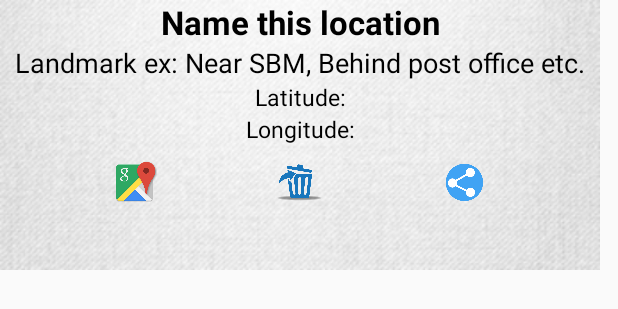
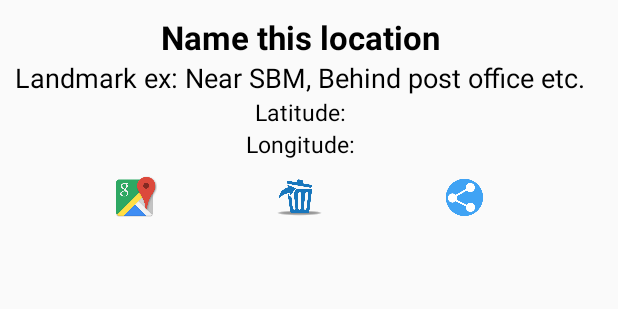
Before and after one commit to varunam/FavouriteLocations, an Android app: the layout list_row.xml on its own in the app's theme, with its tools: preview values and no code run, on a phone screen of 412 x 824 dp. Shown: the top 309 px of the screen. Run offline under Robolectric (Android 15) with nearby library versions, the phone set to English and light mode, and no system bars.

Commit message:
Changed question mark to info icon. Removed background in list activity. cleared grammatical mistakes.

```diff
--- a/app/src/main/java/app/favloc/com/favouritelocations/HomepageActivity.java
+++ b/app/src/main/java/app/favloc/com/favouritelocations/HomepageActivity.java
@@ -854,7 +854,7 @@ public class HomepageActivity extends AppCompatActivity implements OnMapReadyCal
         }
         else if (id == R.id.contactUsID) {
             alertDialog2.setTitle("MaxTech, Bengaluru");
-            alertDialog2.setMessage("In this fast-paced world, It is very important to keep yourself in par with upcoming/ongoing" +
+            alertDialog2.setMessage("In this fast-paced world, it is very important to keep yourself in par with in-trend" +
                     " technologies. \n" + "\nMaxTech is a technical community which does the the job of assimilating content from " +
                     "various tech sites and always keep you up to date with maximum technology! \n");
             alertDialog2.setIcon(R.drawable.maxtechlogo);
--- a/app/src/main/res/layout/list_row.xml
+++ b/app/src/main/res/layout/list_row.xml
@@ -4,9 +4,10 @@
     android:orientation="vertical"
     android:layout_width="400dp"
     android:layout_height="180dp"
-    android:background="@drawable/whitebackground">
+    >
 
     <TextView
+        android:layout_marginTop="10dp"
         android:id="@+id/locNameID"
         android:text="@string/hpTitleHint"
         android:textStyle="bold"
@@ -46,6 +47,7 @@
     <LinearLayout
         android:gravity="center"
         android:layout_marginTop="10dp"
+        android:layout_marginBottom="10dp"
         android:layout_width="match_parent"
         android:layout_height="wrap_content">
 
--- a/app/src/main/res/layout/qr_dialog.xml
+++ b/app/src/main/res/layout/qr_dialog.xml
@@ -25,7 +25,7 @@
 
     <ImageView
         android:id="@+id/questionID"
-        android:src="@drawable/question"
+        android:src="@drawable/aboutappicon"
         android:layout_gravity="right"
         android:layout_marginBottom="10dp"
         android:layout_marginRight="20dp"
```
